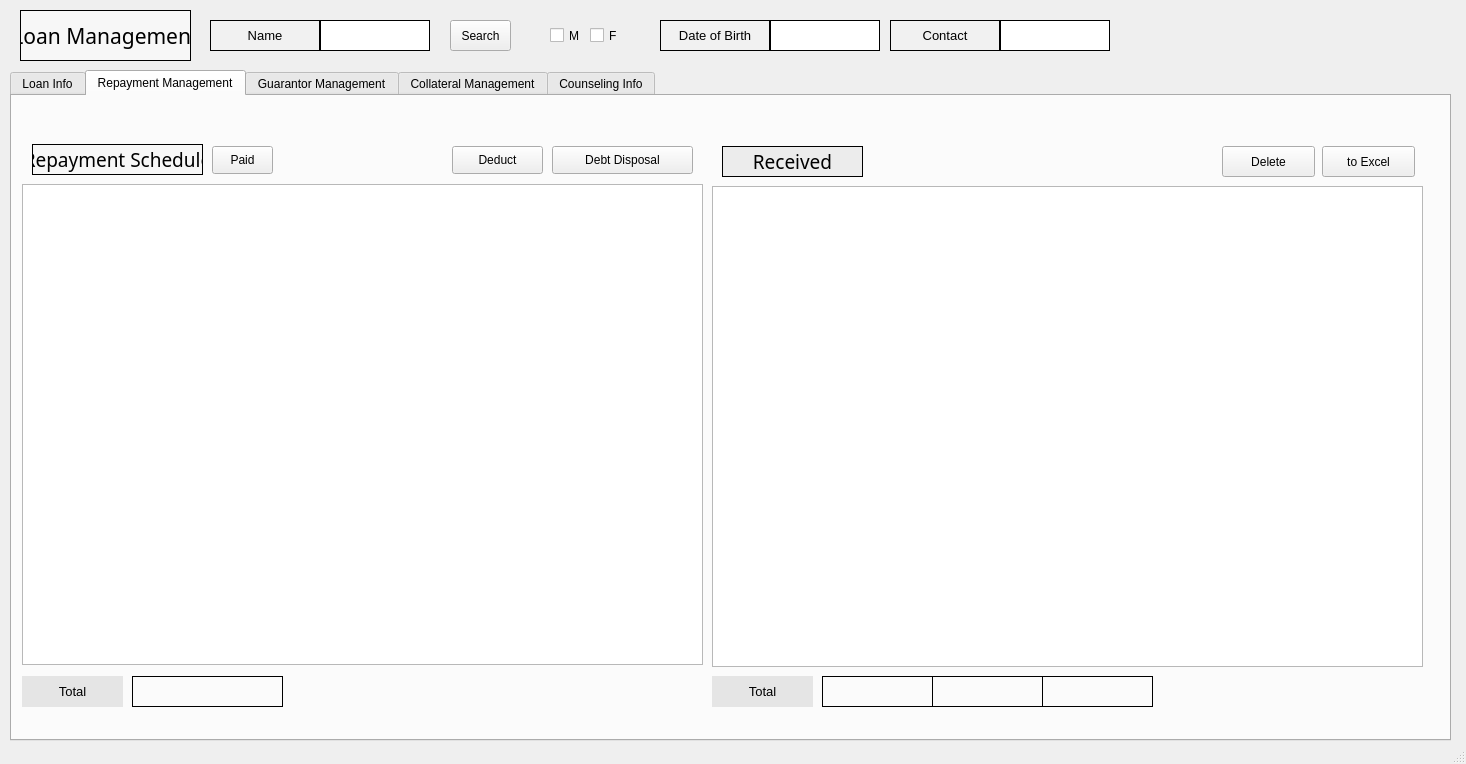
The window that src/pages/loan/loan.ui (DY-Microfinance-Customer-Management/dymf-algorithm) describes before a commit, drawn with Qt 5.
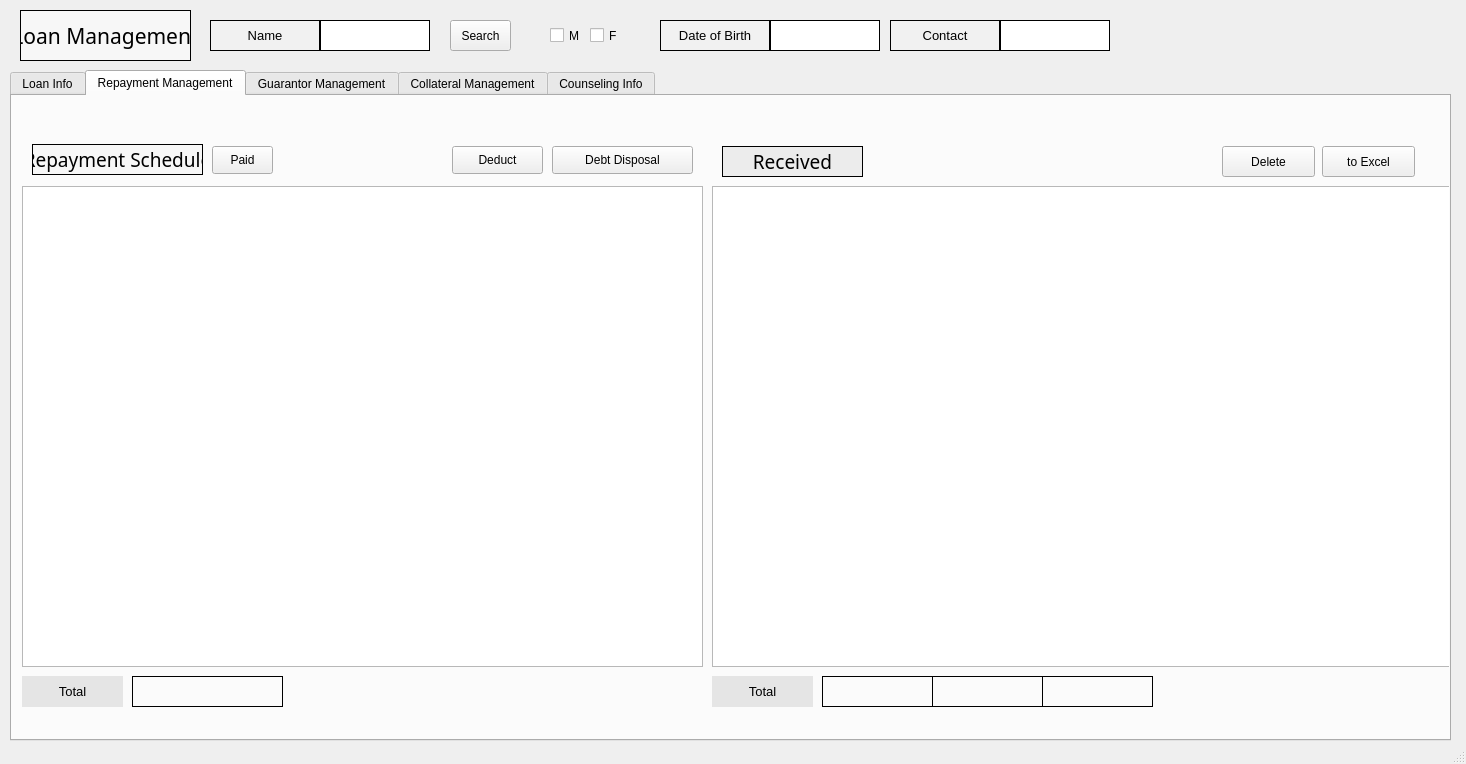
The same window after the commit. The open tabs and pages were chosen to show the change.

What changed in the file:
```diff
--- a/src/pages/loan/loan.ui
+++ b/src/pages/loan/loan.ui
@@ -996,16 +996,6 @@
        <set>Qt::AlignCenter</set>
       </property>
      </widget>
-     <widget class="QTableWidget" name="repaymentScheduleTable">
-      <property name="geometry">
-       <rect>
-        <x>10</x>
-        <y>88</y>
-        <width>681</width>
-        <height>481</height>
-       </rect>
-      </property>
-     </widget>
      <widget class="QPushButton" name="debtDisposalButton">
       <property name="geometry">
        <rect>
@@ -1060,22 +1050,6 @@
        <string>Deduct</string>
       </property>
      </widget>
-     <widget class="QTableWidget" name="receivedTable">
-      <property name="geometry">
-       <rect>
-        <x>700</x>
-        <y>90</y>
-        <width>711</width>
-        <height>481</height>
-       </rect>
-      </property>
-      <property name="autoScrollMargin">
-       <number>16</number>
-      </property>
-      <attribute name="horizontalHeaderDefaultSectionSize">
-       <number>105</number>
-      </attribute>
-     </widget>
      <widget class="QLabel" name="totalLabel3">
       <property name="geometry">
        <rect>
@@ -1162,6 +1136,26 @@
        <set>Qt::AlignCenter</set>
       </property>
      </widget>
+     <widget class="QTableView" name="repaymentScheduleTable">
+      <property name="geometry">
+       <rect>
+        <x>10</x>
+        <y>90</y>
+        <width>681</width>
+        <height>481</height>
+       </rect>
+      </property>
+     </widget>
+     <widget class="QTableView" name="receivedTable">
+      <property name="geometry">
+       <rect>
+        <x>700</x>
+        <y>90</y>
+        <width>741</width>
+        <height>481</height>
+       </rect>
+      </property>
+     </widget>
     </widget>
     <widget class="QWidget" name="tab_3">
      <attribute name="title">
```
